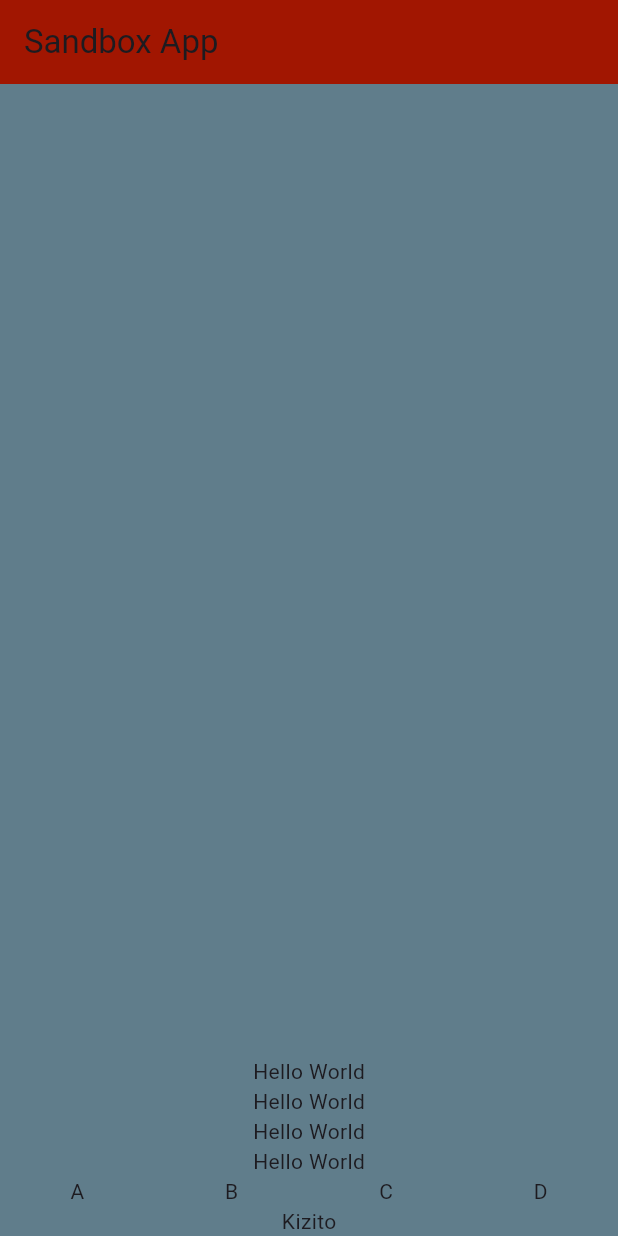
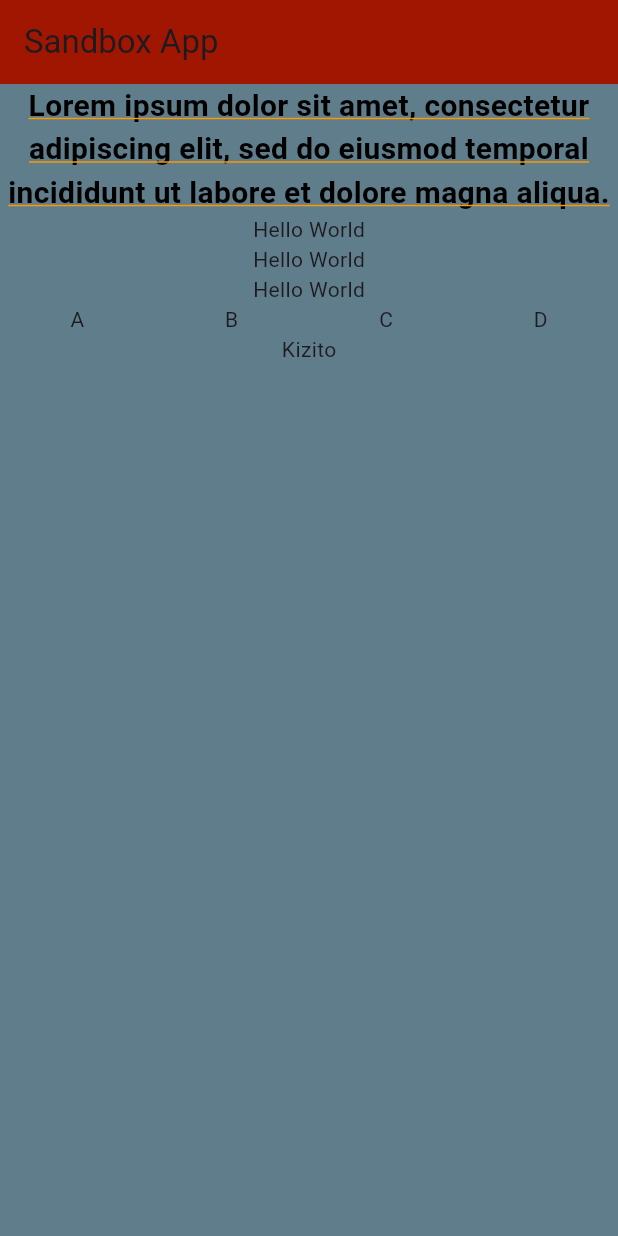
Before and after one commit to abundiko/flutter-sandbox, a Flutter app: the screen it shows after launch, on a phone screen of 412 x 824 dp. Run offline on Flutter 3.47's test engine with Material 3 defaults, Android fonts, the phone set to English and light mode, and no system bars.

Commit message:
text style

```diff
--- a/lib/screens/home_screen.dart
+++ b/lib/screens/home_screen.dart
@@ -14,11 +14,26 @@ class HomeScreen extends StatelessWidget {
         backgroundColor: Color.fromRGBO(161, 22, 1, 1),
       ),
       body: Column(
-        mainAxisAlignment: MainAxisAlignment.end,
+        mainAxisAlignment: MainAxisAlignment.start,
         mainAxisSize: MainAxisSize.max,
         crossAxisAlignment: CrossAxisAlignment.center,
         children: [
-          Text("Hello World"),
+          Text(
+            "Lorem ipsum dolor sit amet, consectetur adipiscing elit, sed do eiusmod temporal incididunt ut labore et dolore magna aliqua.",
+            style: TextStyle(
+              color: Colors.black,
+              fontSize: 20,
+              fontWeight: FontWeight.bold,
+              // wordSpacing: 20,
+              // letterSpacing: 20,
+              decoration: TextDecoration.underline,
+              decorationColor: Colors.orange,
+              // fontStyle: FontStyle.italic,
+              overflow: TextOverflow.fade,
+            ),
+            maxLines: 4,
+            textAlign: TextAlign.center,
+          ),
           Text("Hello World"),
           Text("Hello World"),
           Text("Hello World"),
```
